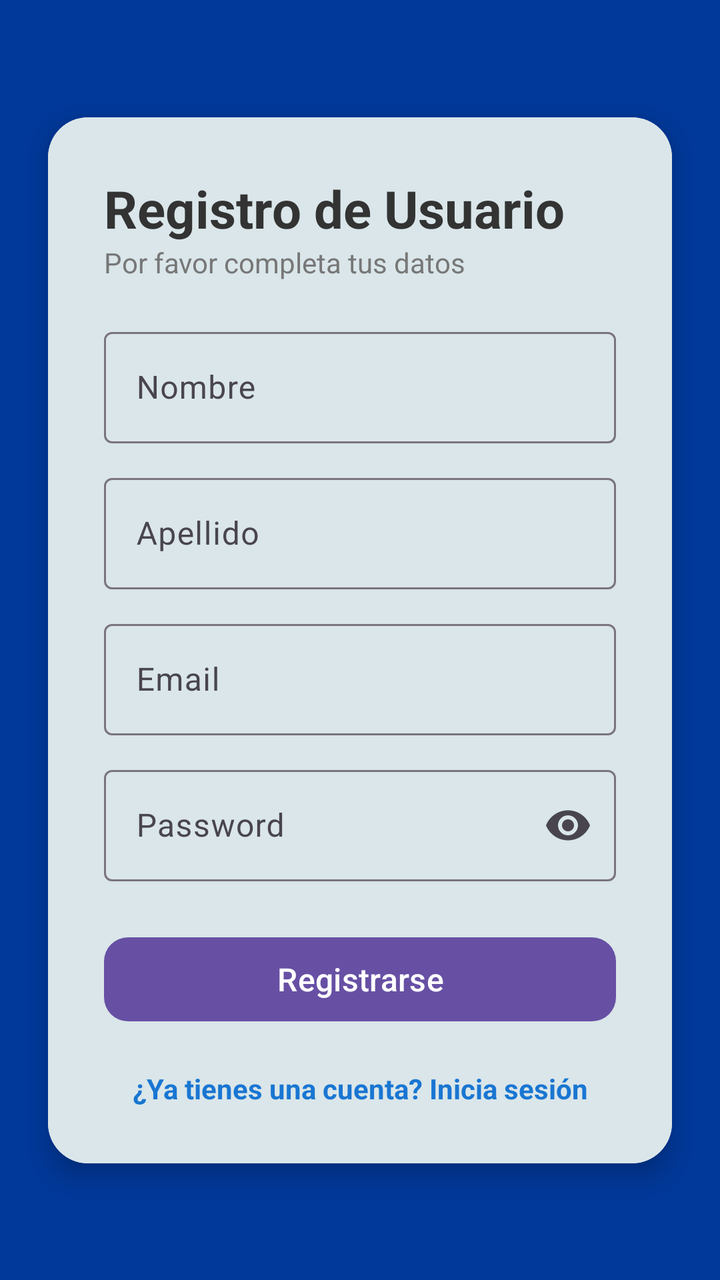
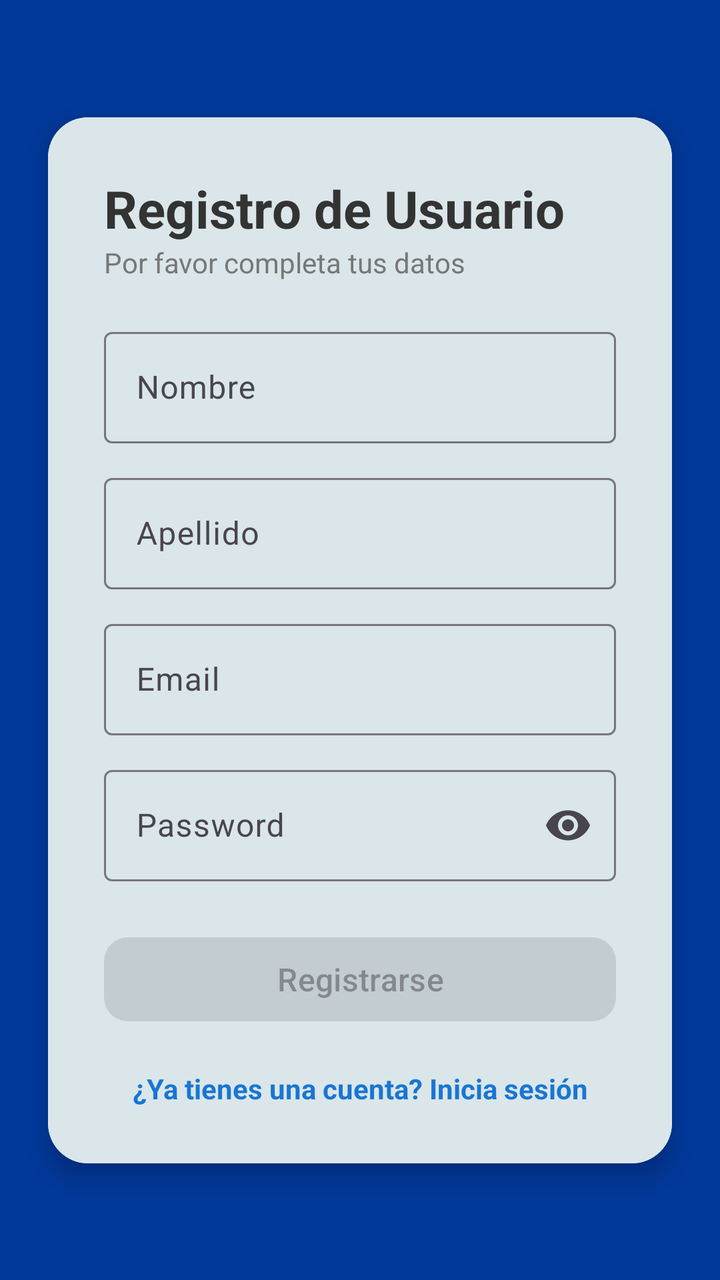

Before-and-after screenshots of an Android layout around one commit, followed by the original layout XML and the change that was made.
<!-- AndroidManifest.xml: application theme Theme.MyProyectCars -->
<!-- res/layout/activity_main_user.xml -->
<?xml version="1.0" encoding="utf-8"?>
<androidx.constraintlayout.widget.ConstraintLayout
    xmlns:android="http://schemas.android.com/apk/res/android"
    xmlns:app="http://schemas.android.com/apk/res-auto"
    xmlns:tools="http://schemas.android.com/tools"
    android:id="@+id/main"
    android:layout_width="match_parent"
    android:layout_height="match_parent"
    android:background="#01399B"
    tools:context=".ui.user.MainActivityUser">

    <androidx.cardview.widget.CardView
        android:layout_width="0dp"
        android:layout_height="wrap_content"
        android:layout_margin="24dp"
        app:cardCornerRadius="20dp"
        app:cardElevation="8dp"
        app:layout_constraintTop_toTopOf="parent"
        app:layout_constraintBottom_toBottomOf="parent"
        app:layout_constraintStart_toStartOf="parent"
        app:layout_constraintEnd_toEndOf="parent">

        <LinearLayout
            android:layout_width="match_parent"
            android:layout_height="wrap_content"
            android:orientation="vertical"
            android:background="#DAE6E9"
            android:padding="28dp">

            
            <TextView
                android:layout_width="wrap_content"
                android:layout_height="wrap_content"
                android:text="@string/title_register"
                android:textSize="26sp"
                android:textStyle="bold"
                android:textColor="#333"/>

            <TextView
                android:layout_width="wrap_content"
                android:layout_height="wrap_content"
                android:text="@string/subtitle_register"
                android:textSize="14sp"
                android:textColor="#777"
                android:layout_marginBottom="20dp"/>

            
            <com.google.android.material.textfield.TextInputLayout
                android:layout_width="match_parent"
                android:layout_height="wrap_content"
                android:hint="@string/prompt_first_name">

                <com.google.android.material.textfield.TextInputEditText
                    android:id="@+id/firstName"
                    android:layout_width="match_parent"
                    android:layout_height="wrap_content"
                    android:inputType="textPersonName"/>

            </com.google.android.material.textfield.TextInputLayout>

            
            <com.google.android.material.textfield.TextInputLayout
                android:layout_width="match_parent"
                android:layout_height="wrap_content"
                android:layout_marginTop="12dp"
                android:hint="@string/prompt_last_name">

                <com.google.android.material.textfield.TextInputEditText
                    android:id="@+id/lastName"
                    android:layout_width="match_parent"
                    android:layout_height="wrap_content"
                    android:inputType="textPersonName"/>

            </com.google.android.material.textfield.TextInputLayout>

            
            <com.google.android.material.textfield.TextInputLayout
                android:layout_width="match_parent"
                android:layout_height="wrap_content"
                android:layout_marginTop="12dp"
                android:hint="@string/prompt_email">

                <com.google.android.material.textfield.TextInputEditText
                    android:id="@+id/registerEmail"
                    android:layout_width="match_parent"
                    android:layout_height="wrap_content"
                    android:inputType="textEmailAddress"/>

            </com.google.android.material.textfield.TextInputLayout>

            
            <com.google.android.material.textfield.TextInputLayout
                android:layout_width="match_parent"
                android:layout_height="wrap_content"
                android:layout_marginTop="12dp"
                android:hint="@string/prompt_password"
                app:endIconMode="password_toggle">

                <com.google.android.material.textfield.TextInputEditText
                    android:id="@+id/registerPassword"
                    android:layout_width="match_parent"
                    android:layout_height="wrap_content"
                    android:inputType="textPassword"/>

            </com.google.android.material.textfield.TextInputLayout>

            
            <com.google.android.material.button.MaterialButton
                android:id="@+id/register"
                android:layout_width="match_parent"
                android:layout_height="50dp"
                android:text="@string/action_register"
                android:textSize="16sp"
                android:layout_marginTop="24dp"
                app:cornerRadius="12dp"/>

            
            <TextView
                android:id="@+id/txtBackToLogin"
                android:layout_width="match_parent"
                android:layout_height="wrap_content"
                android:text="@string/already_have_account"
                android:textAlignment="center"
                android:textColor="#1976D2"
                android:layout_marginTop="20dp"
                android:textStyle="bold"/>

        </LinearLayout>

    </androidx.cardview.widget.CardView>

</androidx.constraintlayout.widget.ConstraintLayout>
<!-- resources referenced by this layout -->
<resources>
  <string name="action_register">Registrarse</string>
  <string name="already_have_account">¿Ya tienes una cuenta? Inicia sesión</string>
  <string name="prompt_email">Email</string>
  <string name="prompt_first_name">Nombre</string>
  <string name="prompt_last_name">Apellido</string>
  <string name="prompt_password">Password</string>
  <string name="subtitle_register">Por favor completa tus datos</string>
  <string name="title_register">Registro de Usuario</string>
  <style name="Theme.MyProyectCars" parent="Base.Theme.MyProyectCars" />
  <style name="Base.Theme.MyProyectCars" parent="Theme.Material3.DayNight.NoActionBar">
          
          
      </style>
</resources>

<!-- the commit's change to res/layout/activity_main_user.xml (unified diff, before → after) -->
@@ -110,6 +110,7 @@
                 android:layout_width="match_parent"
                 android:layout_height="50dp"
                 android:text="@string/action_register"
+                android:enabled="false"
                 android:textSize="16sp"
                 android:layout_marginTop="24dp"
                 app:cornerRadius="12dp"/>
